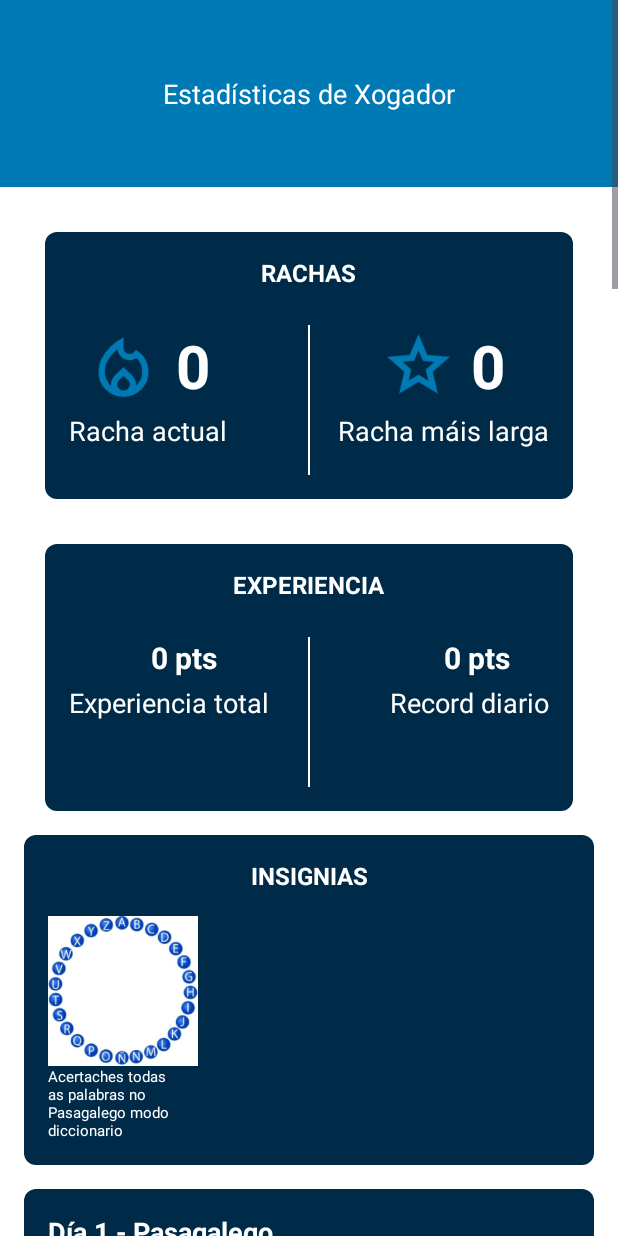
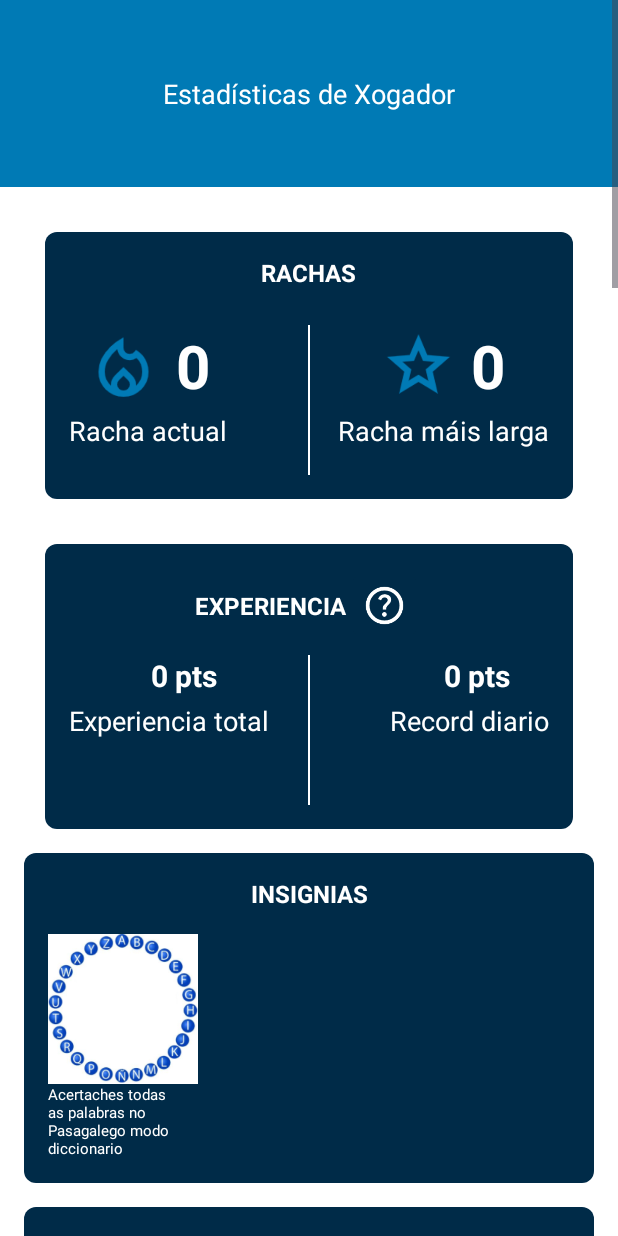
Before and after one commit to pabloboo/Galegando21, an Android app: the StatisticsRoadmapActivity screen opened directly, with no data from a screen before it, on a phone screen of 412 x 824 dp. Run offline under Robolectric (Android 15) with nearby library versions, the phone set to English and light mode, and no system bars.

Commit message:
Dialogo de axuda explicación obtención puntos de experiencia

```diff
--- a/app/src/main/java/com/galegando21/StatisticsRoadmapActivity.kt
+++ b/app/src/main/java/com/galegando21/StatisticsRoadmapActivity.kt
@@ -3,8 +3,10 @@ package com.galegando21
 import androidx.appcompat.app.AppCompatActivity
 import android.os.Bundle
 import android.view.View
+import android.widget.ImageButton
 import android.widget.LinearLayout
 import android.widget.TextView
+import androidx.appcompat.app.AlertDialog
 import com.galegando21.utils.SharedPreferencesKeys
 import com.galegando21.utils.setOnBackPressed
 
@@ -14,6 +16,7 @@ class StatisticsRoadmapActivity : AppCompatActivity() {
     private lateinit var currentStreakStatistics : TextView
     private lateinit var longestStreakStatistics : TextView
 
+    private lateinit var helpImageButtonExperience: ImageButton
     private lateinit var totalExperienceStatistics: TextView
     private lateinit var maxDayExperienceStatistics: TextView
     private lateinit var maxDayExperienceStatisticsDate: TextView
@@ -79,6 +82,7 @@ class StatisticsRoadmapActivity : AppCompatActivity() {
         currentStreakStatistics = findViewById(R.id.current_streak_statistics)
         longestStreakStatistics = findViewById(R.id.longest_streak_statistics)
 
+        helpImageButtonExperience = findViewById(R.id.helpButtonStatisticsExperience)
         totalExperienceStatistics = findViewById(R.id.total_experience_statistics)
         maxDayExperienceStatistics = findViewById(R.id.max_day_experience_statistics)
         maxDayExperienceStatisticsDate = findViewById(R.id.max_day_experience_statistics_day)
@@ -132,6 +136,9 @@ class StatisticsRoadmapActivity : AppCompatActivity() {
         val longestStreak = sharedPreferences.getInt(SharedPreferencesKeys.LONGEST_STREAK, 0)
         longestStreakStatistics.text = "$longestStreak"
 
+        helpImageButtonExperience.setOnClickListener {
+            showHelpDialogExperience()
+        }
         totalExperienceStatistics.text = sharedPreferences.getInt(SharedPreferencesKeys.EXPERIENCE_POINTS, 0).toString() + " pts"
         maxDayExperienceStatistics.text = sharedPreferences.getInt(SharedPreferencesKeys.MAX_DAY_EXPERIENCE_POINTS, 0).toString() + " pts"
         maxDayExperienceStatisticsDate.text = sharedPreferences.getString(SharedPreferencesKeys.MAX_DAY_EXPERIENCE_POINTS_DATE, "")
@@ -192,6 +199,16 @@ class StatisticsRoadmapActivity : AppCompatActivity() {
 
     }
 
+    private fun showHelpDialogExperience() {
+        AlertDialog.Builder(this)
+            .setTitle("Como se obteñen os puntos de experiencia?")
+            .setMessage("En cada xogo, dependendo do teu desempeño, recibirás puntos de experiencia. \n\nAdemáis, recibirás 1 punto de experiencia adicional por cada día de racha actual ao finalizar cada xogo. \n\nDurante a Hora Dourada (de 19:00 a 20:00) recibirás o dobre de puntos de experiencia.")
+            .setPositiveButton("Cerrar") { dialog, _ ->
+                dialog.dismiss()
+            }
+            .show()
+    }
+
     private fun setInsignias() {
         val sharedPreferences = getSharedPreferences(SharedPreferencesKeys.STATISTICS, MODE_PRIVATE)
 
--- a/app/src/main/java/com/galegando21/utils/ActivityUtilsFunctions.kt
+++ b/app/src/main/java/com/galegando21/utils/ActivityUtilsFunctions.kt
@@ -70,11 +70,11 @@ fun updateUserExperience(activity: AppCompatActivity, experience: Int): Int {
     val sharedPreferences = activity.getSharedPreferences(SharedPreferencesKeys.STATISTICS, AppCompatActivity.MODE_PRIVATE)
 
     val currentStreak = sharedPreferences.getInt(SharedPreferencesKeys.CURRENT_STREAK, 0)
-    val experienceWithCurrentStreak = experience + currentStreak*10
+    val experienceWithCurrentStreak = experience + currentStreak
 
     var experienceWithBonus = experienceWithCurrentStreak
     val currentHour = Calendar.getInstance().get(Calendar.HOUR_OF_DAY)
-    if (currentHour in 19..20) { // Golden Hour -> dobre de experiencia
+    if (currentHour in 19..20) { // Hora Dourada -> dobre de experiencia
         experienceWithBonus *= 2
     }
 
--- a/app/src/main/res/layout/activity_main.xml
+++ b/app/src/main/res/layout/activity_main.xml
@@ -40,7 +40,7 @@
                 android:background="@color/yellow"
                 android:padding="20dp"
                 tools:visibility="visible"
-                android:text="Golden Hour: dobre de experiencia en todos os xogos"/>
+                android:text="Hora Dourada: dobre de experiencia en todos os xogos"/>
 
             <RelativeLayout
                 android:layout_width="wrap_content"
--- a/app/src/main/res/layout/activity_statistics_roadmap.xml
+++ b/app/src/main/res/layout/activity_statistics_roadmap.xml
@@ -162,6 +162,12 @@
             app:layout_constraintBottom_toTopOf="@+id/insignias_card">
 
             <!-- Title -->
+            <LinearLayout
+                android:id="@+id/linearLayoutExperienceTitle"
+                android:layout_width="match_parent"
+                android:layout_height="wrap_content"
+                android:orientation="horizontal"
+                android:gravity="center">
                 <TextView
                     android:id="@+id/experience_title"
                     android:layout_width="wrap_content"
@@ -171,7 +177,20 @@
                     android:textSize="16sp"
                     android:textStyle="bold"
                     android:layout_centerHorizontal="true"
+                    android:layout_marginVertical="5dp"
                     android:layout_marginBottom="16dp"/>
+
+                <ImageButton
+                    android:id="@+id/helpButtonStatisticsExperience"
+                    android:layout_width="50dp"
+                    android:layout_height="50dp"
+                    android:scaleType="fitCenter"
+                    android:backgroundTint="@color/secondaryBlue"
+                    android:layout_gravity="end"
+                    android:onClick="setLetter"
+                    android:padding="10dp"
+                    android:src="@drawable/help_icon_white" />
+            </LinearLayout>
 
             <!-- Divider -->
             <View
@@ -179,7 +198,7 @@
                 android:layout_width="match_parent"
                 android:layout_height="0dp"
                 android:background="#FFFFFF"
-                android:layout_below="@id/experience_title"
+                android:layout_below="@id/linearLayoutExperienceTitle"
                 android:layout_marginTop="8dp" />
 
             <!-- Total Experience -->
```
Also changed, not shown: app/src/main/res/drawable/help_icon_white.png (added). Lines whose indentation alone changed are shown as unchanged.
